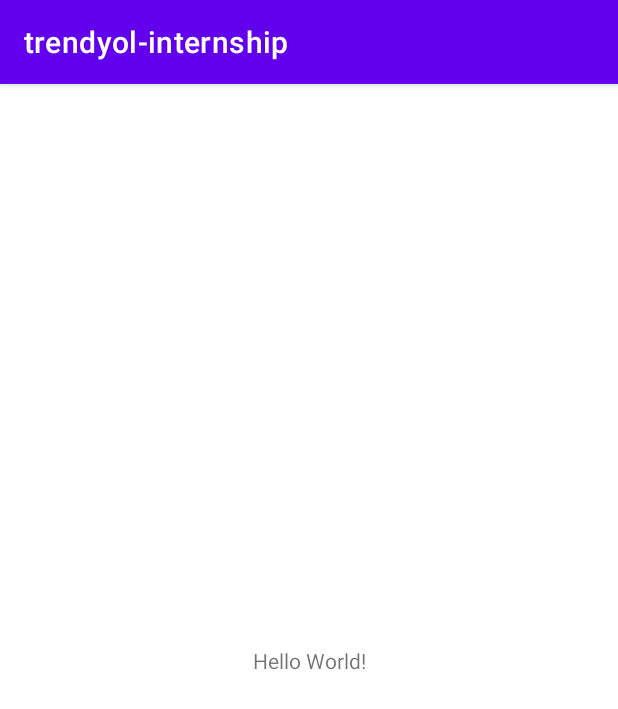
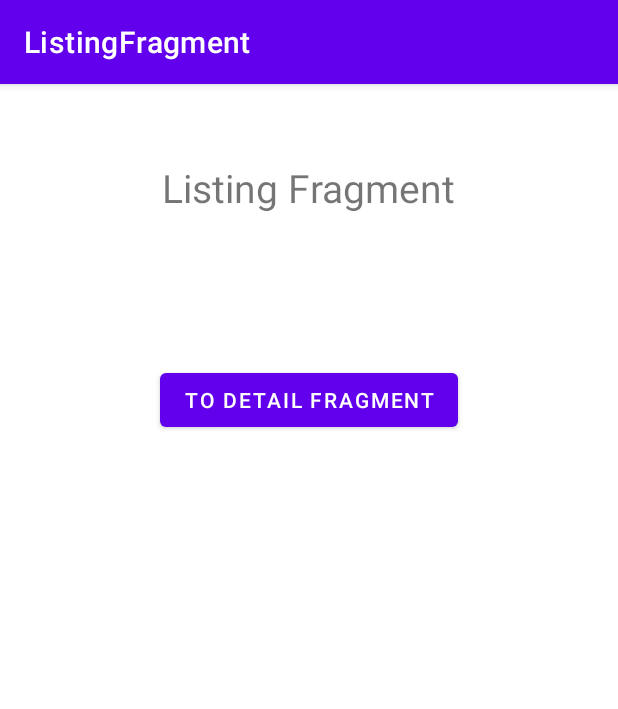
Before and after one commit to utkukalkanli/games-list, an Android app: the screen it shows after launch (MainActivity), on a phone screen of 412 x 824 dp. Shown: the top 709 px of the screen. Run offline under Robolectric (Android 15) with nearby library versions, the phone set to English and light mode, and no system bars; our stand-ins replace data binding, navigation-ui.

Commit message:
ADD:fragments for listing,search & detail initialized. Navigations between fragments setup

```diff
--- a/app/src/main/java/com/example/trendyol_internship/MainActivity.kt
+++ b/app/src/main/java/com/example/trendyol_internship/MainActivity.kt
@@ -2,10 +2,24 @@ package com.example.trendyol_internship
 
 import androidx.appcompat.app.AppCompatActivity
 import android.os.Bundle
+import androidx.navigation.NavController
+import androidx.navigation.Navigation
+import androidx.navigation.ui.NavigationUI
 
 class MainActivity : AppCompatActivity() {
+
+    private lateinit var navigationController: NavController
+
     override fun onCreate(savedInstanceState: Bundle?) {
         super.onCreate(savedInstanceState)
         setContentView(R.layout.activity_main)
+
+        navigationController = Navigation.findNavController(this,R.id.fragment)
+        NavigationUI.setupActionBarWithNavController(this, navigationController)
+    }
+
+    // kullanıcı uygulama içerisinde baska bi tarafa giderse cagırılıyor
+    override fun onSupportNavigateUp(): Boolean {
+        return NavigationUI.navigateUp(navigationController, null)
     }
 }
--- /dev/null
+++ b/app/src/main/java/com/example/trendyol_internship/ui/listing/ListingFragment.kt
@@ -0,0 +1,35 @@
+package com.example.trendyol_internship.ui.listing
+
+import android.os.Bundle
+import androidx.fragment.app.Fragment
+import android.view.LayoutInflater
+import android.view.View
+import android.view.ViewGroup
+import androidx.navigation.Navigation
+import com.example.trendyol_internship.R
+import kotlinx.android.synthetic.main.fragment_listing.*
+
+class ListingFragment : Fragment() {
+
+    override fun onCreate(savedInstanceState: Bundle?) {
+        super.onCreate(savedInstanceState)
+    }
+
+    override fun onCreateView(
+        inflater: LayoutInflater, container: ViewGroup?,
+        savedInstanceState: Bundle?
+    ): View? {
+        // Inflate the layout for this fragment
+        return inflater.inflate(R.layout.fragment_listing, container, false)
+    }
+
+    override fun onViewCreated(view: View, savedInstanceState: Bundle?) {
+        super.onViewCreated(view, savedInstanceState)
+        // val gameID = 5
+        listing_fragment_button.setOnClickListener{
+            val action = ListingFragmentDirections.actionListingFragmentToDetailFragment()
+            Navigation.findNavController(it).navigate(action)
+        }
+    }
+
+}
--- a/app/src/main/res/layout/activity_main.xml
+++ b/app/src/main/res/layout/activity_main.xml
@@ -6,13 +6,20 @@
     android:layout_height="match_parent"
     tools:context=".MainActivity">
 
-    <TextView
-        android:layout_width="wrap_content"
-        android:layout_height="wrap_content"
-        android:text="Hello World!"
+    <fragment
+        android:id="@+id/fragment"
+        android:name="androidx.navigation.fragment.NavHostFragment"
+        android:layout_width="0dp"
+        android:layout_height="0dp"
+        android:layout_marginStart="1dp"
+        android:layout_marginTop="1dp"
+        android:layout_marginEnd="1dp"
+        android:layout_marginBottom="1dp"
+        app:defaultNavHost="true"
         app:layout_constraintBottom_toBottomOf="parent"
         app:layout_constraintEnd_toEndOf="parent"
         app:layout_constraintStart_toStartOf="parent"
-        app:layout_constraintTop_toTopOf="parent" />
+        app:layout_constraintTop_toTopOf="parent"
+        app:navGraph="@navigation/my_navigation" />
 
 </androidx.constraintlayout.widget.ConstraintLayout>
--- /dev/null
+++ b/app/src/main/res/layout/fragment_listing.xml
@@ -0,0 +1,34 @@
+<?xml version="1.0" encoding="utf-8"?>
+<layout xmlns:android="http://schemas.android.com/apk/res/android"
+    xmlns:tools="http://schemas.android.com/tools">
+
+    <androidx.appcompat.widget.LinearLayoutCompat
+        android:layout_width="match_parent"
+        android:layout_height="match_parent"
+        android:orientation="vertical"
+        tools:context=".ui.listing.ListingFragment">
+
+
+        <TextView
+            android:id="@+id/listing_fragment_textview"
+            android:layout_width="wrap_content"
+            android:layout_height="wrap_content"
+            android:text="Listing Fragment"
+            android:textSize="26sp"
+            android:layout_gravity="center"
+            android:layout_marginTop="50dp">
+        </TextView>
+
+        <Button
+            android:id="@+id/listing_fragment_button"
+            android:layout_width="wrap_content"
+            android:layout_height="wrap_content"
+            android:text="To detail fragment"
+            android:layout_gravity="center"
+            android:layout_marginTop="100dp">
+        </Button>
+
+
+    </androidx.appcompat.widget.LinearLayoutCompat>
+
+</layout>
--- /dev/null
+++ b/app/src/main/res/navigation/my_navigation.xml
@@ -0,0 +1,41 @@
+<?xml version="1.0" encoding="utf-8"?>
+<navigation xmlns:android="http://schemas.android.com/apk/res/android"
+    xmlns:app="http://schemas.android.com/apk/res-auto"
+    android:id="@+id/my_navigation"
+    app:startDestination="@id/listingFragment">
+
+    <fragment
+        android:id="@+id/listingFragment"
+        android:name="com.example.trendyol_internship.ui.listing.ListingFragment"
+        android:label="ListingFragment" >
+        <action
+            android:id="@+id/action_listingFragment_to_detailFragment"
+            app:destination="@id/detailFragment" />
+        <argument
+            android:name="game_id"
+            app:argType="integer"
+            android:defaultValue="0" />
+        <action
+            android:id="@+id/action_listingFragment_to_searchFragment"
+            app:destination="@id/searchFragment" />
+    </fragment>
+    <fragment
+        android:id="@+id/detailFragment"
+        android:name="com.example.trendyol_internship.ui.detail.DetailFragment"
+        android:label="DetailFragment" >
+        <action
+            android:id="@+id/action_detailFragment_to_listingFragment"
+            app:destination="@id/listingFragment" />
+        <action
+            android:id="@+id/action_detailFragment_to_searchFragment"
+            app:destination="@id/searchFragment" />
+    </fragment>
+    <fragment
+        android:id="@+id/searchFragment"
+        android:name="com.example.trendyol_internship.ui.search.SearchFragment"
+        android:label="SearchFragment" >
+        <action
+            android:id="@+id/action_searchFragment_to_detailFragment"
+            app:destination="@id/detailFragment" />
+    </fragment>
+</navigation>
--- a/app/src/main/res/values/strings.xml
+++ b/app/src/main/res/values/strings.xml
@@ -1,3 +1,5 @@
 <resources>
     <string name="app_name">trendyol-internship</string>
+    <!-- TODO: Remove or change this placeholder text -->
+    <string name="hello_blank_fragment">Hello blank fragment</string>
 </resources>
```
Also changed, not shown: app/build.gradle (+12 -2 lines), app/src/main/java/com/example/trendyol_internship/ui/detail/DetailFragment.kt (added, +43 -0 lines), app/src/main/java/com/example/trendyol_internship/ui/search/SearchFragment.kt (added, +60 -0 lines), app/src/main/java/com/example/trendyol_internship/ui/wishlist/WishlistFragment.kt (added, +60 -0 lines), app/src/main/res/layout/fragment_detail.xml (added, +33 -0 lines), app/src/main/res/layout/fragment_search.xml (added, +12 -0 lines), app/src/main/res/layout/fragment_wishlist.xml (added, +12 -0 lines), build.gradle (+10 -0 lines).
